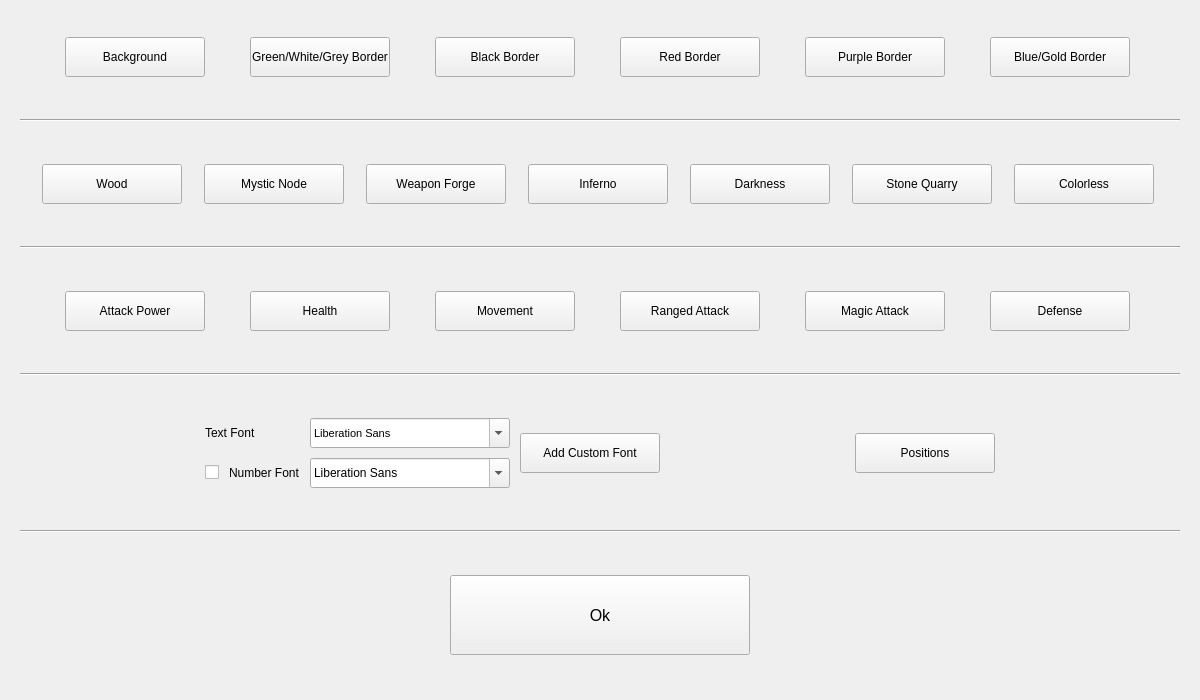
Above: options.ui from MaximeElie/CardCreator before the change. Below: the same form after it.
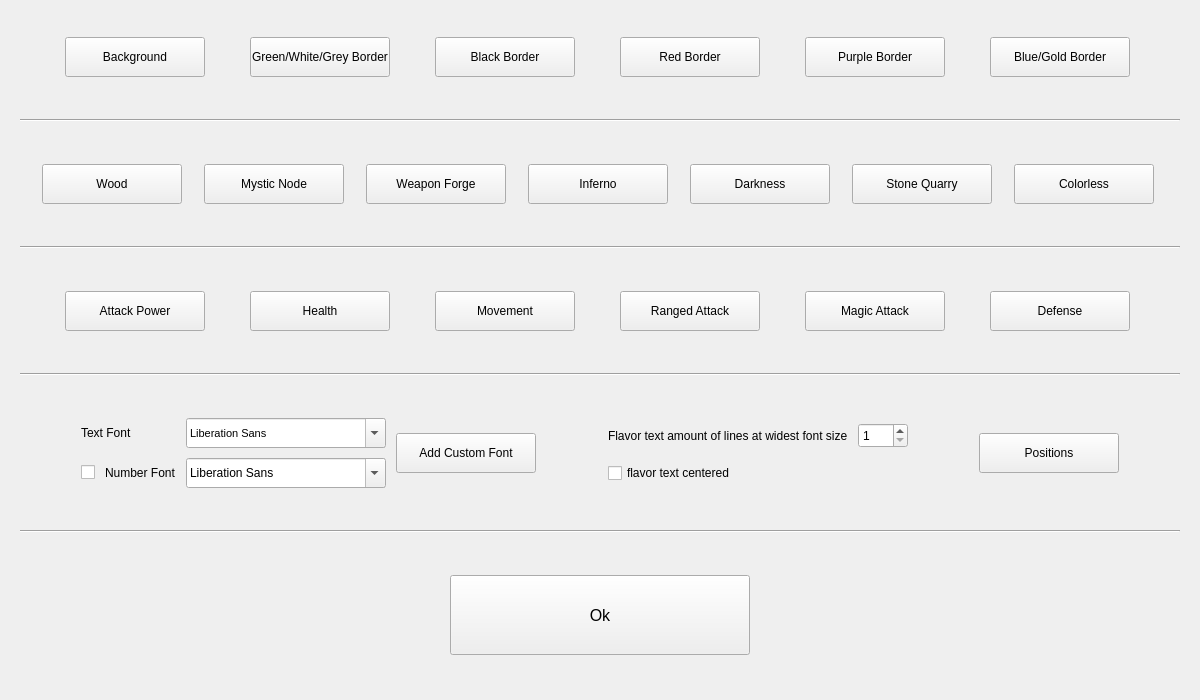
That is the form after the change.

Commit message: class FlavorText : an instance is created as a member of Widget. FlavorText objects need the scene in the constructor parameter and I can update the object, that will automatically create one or several lines so the text fit the flavorText Area. added the possibility of choosing number of lines at widest font size and choosing if flavor text is centered or aligned to left. added Vertical/Horizontal radio buttons on Widget Window, doesn't do anything yet but will be used to make horizontal cards in future commits

```diff
--- a/options.ui
+++ b/options.ui
@@ -604,6 +604,93 @@
        </property>
       </spacer>
      </item>
+     <item>
+      <layout class="QVBoxLayout" name="verticalLayout_2">
+       <property name="spacing">
+        <number>10</number>
+       </property>
+       <item>
+        <layout class="QHBoxLayout" name="horizontalLayout_8">
+         <property name="spacing">
+          <number>10</number>
+         </property>
+         <item>
+          <widget class="QLabel" name="label">
+           <property name="minimumSize">
+            <size>
+             <width>0</width>
+             <height>0</height>
+            </size>
+           </property>
+           <property name="maximumSize">
+            <size>
+             <width>16777215</width>
+             <height>16777215</height>
+            </size>
+           </property>
+           <property name="text">
+            <string>Flavor text amount of lines at widest font size</string>
+           </property>
+          </widget>
+         </item>
+         <item>
+          <widget class="QSpinBox" name="flavorTextAmountOfLinesAtWidestFontSize">
+           <property name="minimumSize">
+            <size>
+             <width>50</width>
+             <height>25</height>
+            </size>
+           </property>
+           <property name="maximumSize">
+            <size>
+             <width>50</width>
+             <height>25</height>
+            </size>
+           </property>
+           <property name="minimum">
+            <number>1</number>
+           </property>
+           <property name="maximum">
+            <number>999</number>
+           </property>
+          </widget>
+         </item>
+        </layout>
+       </item>
+       <item>
+        <widget class="QCheckBox" name="flavorTextCentered">
+         <property name="minimumSize">
+          <size>
+           <width>0</width>
+           <height>0</height>
+          </size>
+         </property>
+         <property name="maximumSize">
+          <size>
+           <width>16777215</width>
+           <height>16777215</height>
+          </size>
+         </property>
+         <property name="text">
+          <string>flavor text centered</string>
+         </property>
+        </widget>
+       </item>
+      </layout>
+     </item>
+     <item>
+      <spacer name="horizontalSpacer_4">
+       <property name="orientation">
+        <enum>Qt::Horizontal</enum>
+       </property>
+       <property name="sizeHint" stdset="0">
+        <size>
+         <width>40</width>
+         <height>20</height>
+        </size>
+       </property>
+      </spacer>
+     </item>
      <item>
       <widget class="QPushButton" name="positions">
        <property name="minimumSize">
```
The commit also changes 11 other files.
